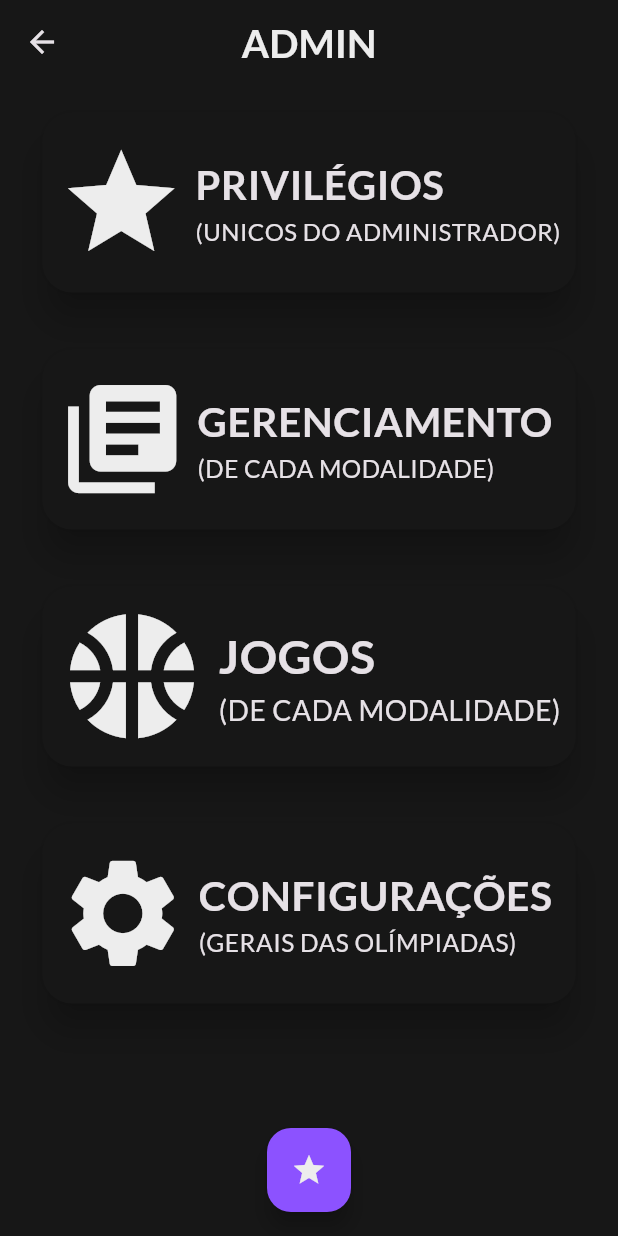
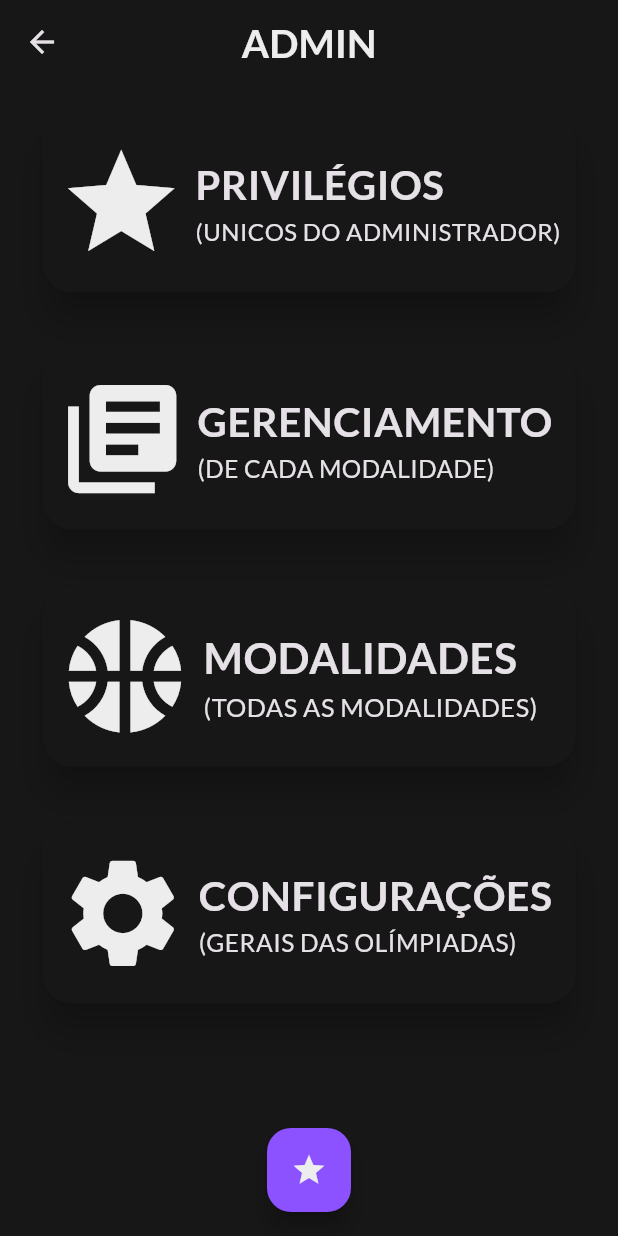
Before and after one commit to andre-alves77/olimtec_tcc, a Flutter app: the MainAdmin screen opened by its route, on a phone screen of 412 x 824 dp. Run offline on Flutter 3.47's test engine with Material 2 defaults, Android fonts, the phone set to English and light mode, and no system bars; our stand-ins replace carousel_slider, salomon_bottom_bar.

```diff
--- a/lib/app/admin/main_admin.dart
+++ b/lib/app/admin/main_admin.dart
@@ -34,7 +34,7 @@ class _MainAdminState extends State<MainAdmin> {
               Padding(padding: EdgeInsets.all(15)),
               OptionConfig(Icons.library_books, "GERENCIAMENTO ", "(DE CADA MODALIDADE)"),
               Padding(padding: EdgeInsets.all(15)),
-              OptionConfig(Icons.sports_basketball, "JOGOS     ", "(DE CADA MODALIDADE)"),
+              OptionConfig(Icons.sports_basketball, "MODALIDADES     ", "(TODAS AS MODALIDADES)"),
               Padding(padding: EdgeInsets.all(15)),
               OptionConfig(Icons.settings, "CONFIGURAÇÕES ", "(GERAIS DAS OLÍMPIADAS)"),
             ],
```
